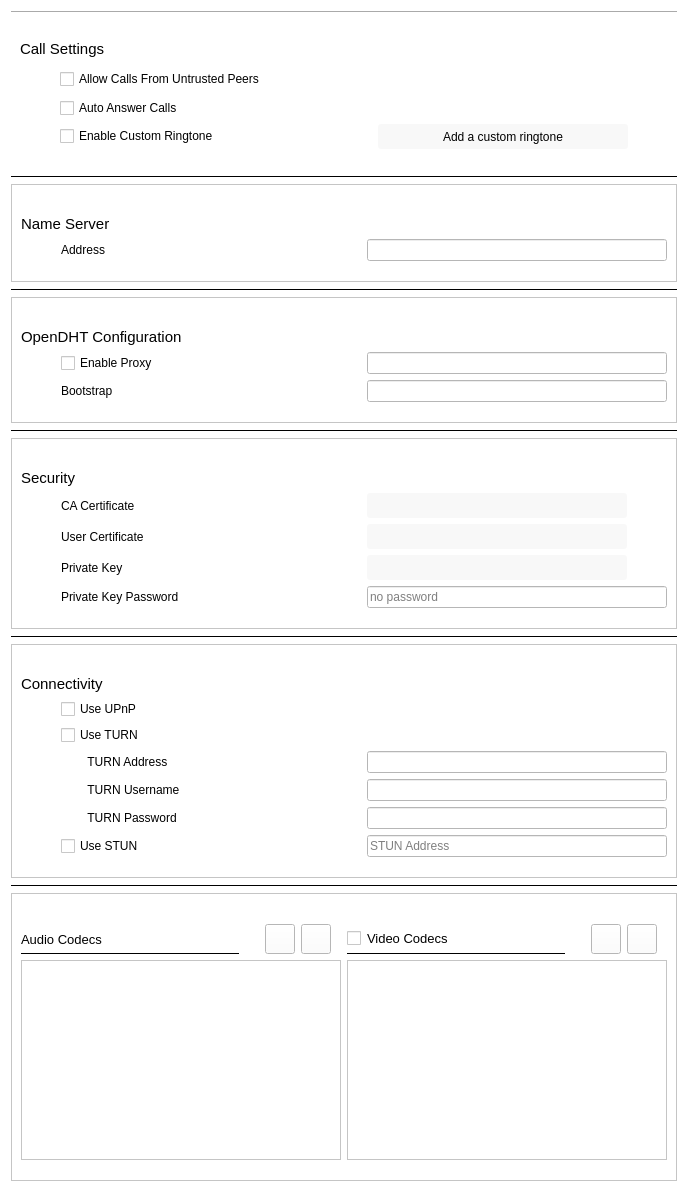
Above: advancedsettingswidget.ui from savoirfairelinux/jami-client-windows before the change. Below: the same form after it.
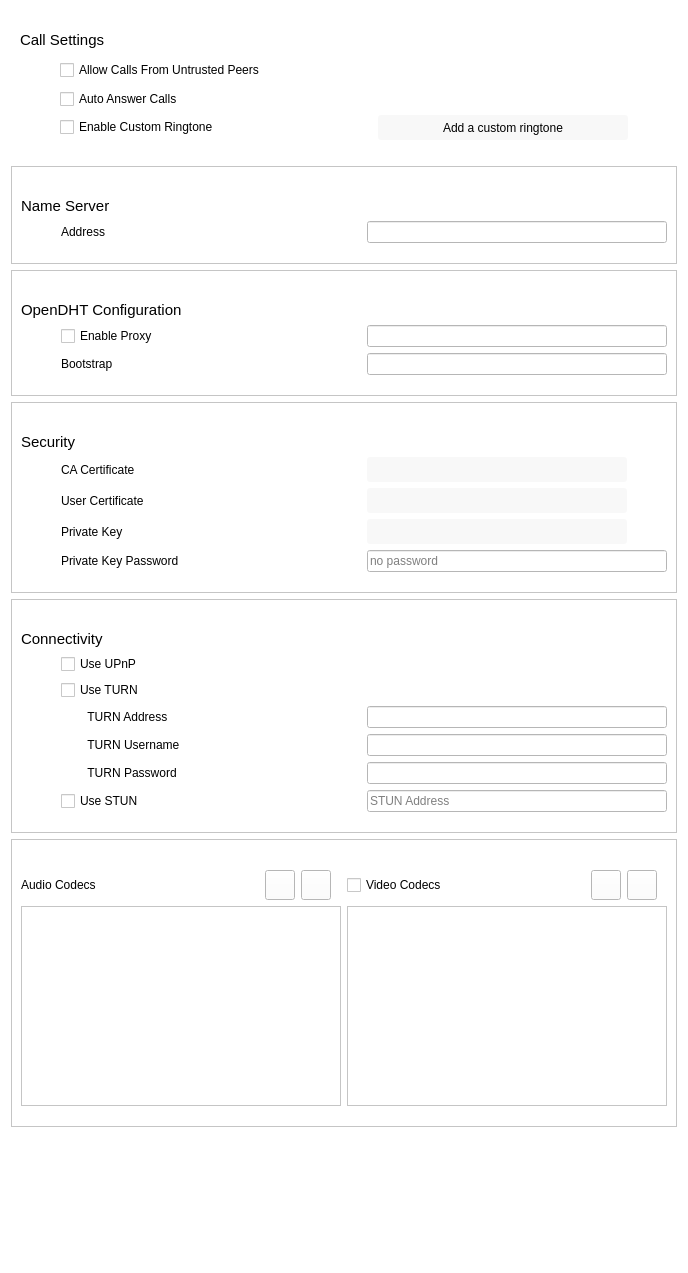
That is the form after the change. Icons and pictures are not drawn.

```diff
--- a/advancedsettingswidget.ui
+++ b/advancedsettingswidget.ui
@@ -7,7 +7,7 @@
     <x>0</x>
     <y>0</y>
     <width>688</width>
-    <height>1197</height>
+    <height>1273</height>
    </rect>
   </property>
   <property name="windowTitle">
@@ -17,13 +17,6 @@
    <string notr="true">background: white;</string>
   </property>
   <layout class="QVBoxLayout" name="verticalLayout">
-   <item>
-    <widget class="Line" name="line">
-     <property name="orientation">
-      <enum>Qt::Horizontal</enum>
-     </property>
-    </widget>
-   </item>
    <item>
     <widget class="QFrame" name="CallSettings">
      <property name="styleSheet">
@@ -63,6 +56,11 @@
           </property>
           <item>
            <widget class="QCheckBox" name="checkBoxUntrusted">
+            <property name="font">
+             <font>
+              <pointsize>9</pointsize>
+             </font>
+            </property>
             <property name="text">
              <string>Allow Calls From Untrusted Peers</string>
             </property>
@@ -72,6 +70,11 @@
         </item>
         <item>
          <widget class="QCheckBox" name="checkBoxAutoAnswer">
+          <property name="font">
+           <font>
+            <pointsize>9</pointsize>
+           </font>
+          </property>
           <property name="text">
            <string>Auto Answer Calls</string>
           </property>
@@ -87,6 +90,11 @@
               <verstretch>0</verstretch>
              </sizepolicy>
             </property>
+            <property name="font">
+             <font>
+              <pointsize>9</pointsize>
+             </font>
+            </property>
             <property name="text">
              <string>Enable Custom Ringtone</string>
             </property>
@@ -100,6 +108,11 @@
               <height>25</height>
              </size>
             </property>
+            <property name="font">
+             <font>
+              <pointsize>9</pointsize>
+             </font>
+            </property>
             <property name="styleSheet">
              <string notr="true">background: rgb(248, 248, 248); border-radius: 3px;</string>
             </property>
@@ -135,19 +148,6 @@
      </layout>
     </widget>
    </item>
-   <item>
-    <widget class="Line" name="line_2">
-     <property name="frameShadow">
-      <enum>QFrame::Plain</enum>
-     </property>
-     <property name="lineWidth">
-      <number>1</number>
-     </property>
-     <property name="orientation">
-      <enum>Qt::Horizontal</enum>
-     </property>
-    </widget>
-   </item>
    <item>
     <widget class="QFrame" name="NameServer">
      <property name="frameShape">
@@ -188,6 +188,11 @@
             <height>0</height>
            </size>
           </property>
+          <property name="font">
+           <font>
+            <pointsize>9</pointsize>
+           </font>
+          </property>
           <property name="frameShape">
            <enum>QFrame::NoFrame</enum>
           </property>
@@ -223,6 +228,11 @@
             <height>0</height>
            </size>
           </property>
+          <property name="font">
+           <font>
+            <pointsize>9</pointsize>
+           </font>
+          </property>
           <property name="styleSheet">
            <string notr="true">border-bottom: 1px solid black;</string>
           </property>
@@ -233,16 +243,6 @@
      </layout>
     </widget>
    </item>
-   <item>
-    <widget class="Line" name="line_3">
-     <property name="frameShadow">
-      <enum>QFrame::Plain</enum>
-     </property>
-     <property name="orientation">
-      <enum>Qt::Horizontal</enum>
-     </property>
-    </widget>
-   </item>
    <item>
     <widget class="QFrame" name="OpenDHTConfiguration">
      <property name="frameShape">
@@ -288,6 +288,11 @@
               <height>0</height>
              </size>
             </property>
+            <property name="font">
+             <font>
+              <pointsize>9</pointsize>
+             </font>
+            </property>
             <property name="text">
              <string>Enable Proxy</string>
             </property>
@@ -320,6 +325,11 @@
               <height>0</height>
              </size>
             </property>
+            <property name="font">
+             <font>
+              <pointsize>9</pointsize>
+             </font>
+            </property>
             <property name="styleSheet">
              <string notr="true">border-bottom: 1px solid black;</string>
             </property>
@@ -339,6 +349,11 @@
         </property>
         <item>
          <widget class="QLabel" name="labelBootstrap">
+          <property name="font">
+           <font>
+            <pointsize>9</pointsize>
+           </font>
+          </property>
           <property name="text">
            <string>Bootstrap</string>
           </property>
@@ -371,6 +386,11 @@
             <height>0</height>
            </size>
           </property>
+          <property name="font">
+           <font>
+            <pointsize>9</pointsize>
+           </font>
+          </property>
           <property name="styleSheet">
            <string notr="true">border-bottom: 1px solid black;</string>
           </property>
@@ -381,16 +401,6 @@
      </layout>
     </widget>
    </item>
-   <item>
-    <widget class="Line" name="line_4">
-     <property name="frameShadow">
-      <enum>QFrame::Plain</enum>
-     </property>
-     <property name="orientation">
-      <enum>Qt::Horizontal</enum>
-     </property>
-    </widget>
-   </item>
    <item>
     <widget class="QFrame" name="Security">
      <property name="frameShape">
@@ -425,6 +435,11 @@
         </property>
         <item row="3" column="0">
          <widget class="QLabel" name="label_21">
+          <property name="font">
+           <font>
+            <pointsize>9</pointsize>
+           </font>
+          </property>
           <property name="text">
            <string>Private Key Password</string>
           </property>
@@ -432,6 +447,11 @@
         </item>
         <item row="1" column="0">
          <widget class="QLabel" name="label_19">
+          <property name="font">
+           <font>
+            <pointsize>9</pointsize>
+           </font>
+          </property>
           <property name="text">
            <string>User Certificate</string>
           </property>
@@ -451,6 +471,11 @@
             <height>0</height>
            </size>
           </property>
+          <property name="font">
+           <font>
+            <pointsize>9</pointsize>
+           </font>
+          </property>
           <property name="styleSheet">
            <string notr="true">border-bottom: 1px solid black;</string>
           </property>
@@ -461,6 +486,11 @@
         </item>
         <item row="2" column="0">
          <widget class="QLabel" name="label_20">
+          <property name="font">
+           <font>
+            <pointsize>9</pointsize>
+           </font>
+          </property>
           <property name="text">
            <string>Private Key</string>
           </property>
@@ -468,6 +498,11 @@
         </item>
         <item row="0" column="0">
          <widget class="QLabel" name="label_18">
+          <property name="font">
+           <font>
+            <pointsize>9</pointsize>
+           </font>
+          </property>
           <property name="text">
            <string>CA Certificate</string>
           </property>
@@ -489,6 +524,11 @@
               <height>25</height>
              </size>
             </property>
+            <property name="font">
+             <font>
+              <pointsize>9</pointsize>
+             </font>
+            </property>
             <property name="layoutDirection">
              <enum>Qt::LeftToRight</enum>
             </property>
@@ -532,6 +572,11 @@
               <height>25</height>
              </size>
             </property>
+            <property name="font">
+             <font>
+              <pointsize>9</pointsize>
+             </font>
+            </property>
             <property name="layoutDirection">
              <enum>Qt::LeftToRight</enum>
             </property>
@@ -575,6 +620,11 @@
               <height>25</height>
              </size>
             </property>
+            <property name="font">
+             <font>
+              <pointsize>9</pointsize>
+             </font>
+            </property>
             <property name="layoutDirection">
              <enum>Qt::LeftToRight</enum>
             </property>
@@ -613,16 +663,6 @@
      </layout>
     </widget>
    </item>
-   <item>
-    <widget class="Line" name="line_5">
-     <property name="frameShadow">
-      <enum>QFrame::Plain</enum>
-     </property>
-     <property name="orientation">
-      <enum>Qt::Horizontal</enum>
-     </property>
-    </widget>
-   </item>
    <item>
     <widget class="QFrame" name="Connectivity">
      <property name="frameShape">
@@ -657,6 +697,11 @@
         </property>
         <item row="3" column="2">
          <widget class="QLineEdit" name="lineEditTurnUsername">
+          <property name="font">
+           <font>
+            <pointsize>9</pointsize>
+           </font>
+          </property>
           <property name="styleSheet">
            <string notr="true">border-bottom: 1px solid black;</string>
           </property>
@@ -680,6 +725,11 @@
         </item>
         <item row="2" column="0">
          <widget class="QLabel" name="label_13">
+          <property name="font">
+           <font>
+            <pointsize>9</pointsize>
+           </font>
+          </property>
           <property name="text">
            <string>        TURN Address</string>
           </property>
@@ -699,6 +749,11 @@
             <height>0</height>
            </size>
           </property>
+          <property name="font">
+           <font>
+            <pointsize>9</pointsize>
+           </font>
+          </property>
           <property name="autoFillBackground">
            <bool>false</bool>
           </property>
@@ -709,6 +764,11 @@
         </item>
         <item row="5" column="0">
          <widget class="QCheckBox" name="checkBoxSTUNEnable">
+          <property name="font">
+           <font>
+            <pointsize>9</pointsize>
+           </font>
+          </property>
           <property name="text">
            <string>Use STUN</string>
           </property>
@@ -716,6 +776,11 @@
         </item>
         <item row="4" column="2">
          <widget class="QLineEdit" name="lineEditTurnPsswd">
+          <property name="font">
+           <font>
+            <pointsize>9</pointsize>
+           </font>
+          </property>
           <property name="styleSheet">
            <string notr="true">border-bottom: 1px solid black;</string>
           </property>
@@ -723,6 +788,11 @@
         </item>
         <item row="5" column="2">
          <widget class="QLineEdit" name="lineEditSTUNAddress">
+          <property name="font">
+           <font>
+            <pointsize>9</pointsize>
+           </font>
+          </property>
           <property name="styleSheet">
            <string notr="true">border-bottom: 1px solid black;</string>
           </property>
@@ -733,6 +803,11 @@
         </item>
         <item row="3" column="0">
          <widget class="QLabel" name="label_14">
+          <property name="font">
+           <font>
+            <pointsize>9</pointsize>
+           </font>
+          </property>
           <property name="text">
            <string>        TURN Username</string>
           </property>
@@ -740,6 +815,11 @@
         </item>
         <item row="4" column="0">
          <widget class="QLabel" name="label_12">
+          <property name="font">
+           <font>
+            <pointsize>9</pointsize>
+           </font>
+          </property>
           <property name="text">
            <string>        TURN Password</string>
           </property>
@@ -747,6 +827,11 @@
         </item>
         <item row="0" column="0">
          <widget class="QCheckBox" name="checkBoxUPnP">
+          <property name="font">
+           <font>
+            <pointsize>9</pointsize>
+           </font>
+          </property>
           <property name="text">
            <string>Use UPnP</string>
           </property>
@@ -754,6 +839,11 @@
         </item>
         <item row="1" column="0">
          <widget class="QCheckBox" name="checkBoxTurnEnable">
+          <property name="font">
+           <font>
+            <pointsize>9</pointsize>
+           </font>
+          </property>
           <property name="text">
            <string>Use TURN</string>
           </property>
@@ -764,16 +854,6 @@
      </layout>
     </widget>
    </item>
-   <item>
-    <widget class="Line" name="line_6">
-     <property name="frameShadow">
-      <enum>QFrame::Plain</enum>
-     </property>
-     <property name="orientation">
-      <enum>Qt::Horizontal</enum>
-     </property>
-    </widget>
-   </item>
    <item>
     <widget class="QFrame" name="frame_5">
      <property name="frameShape">
@@ -809,11 +889,11 @@
             </property>
             <property name="font">
              <font>
-              <pointsize>10</pointsize>
+              <pointsize>9</pointsize>
              </font>
             </property>
             <property name="styleSheet">
-             <string notr="true">border-bottom: 1px solid black;</string>
+             <string notr="true"/>
             </property>
             <property name="text">
              <string>Audio Codecs</string>
@@ -850,6 +930,11 @@
               <height>30</height>
              </size>
             </property>
+            <property name="font">
+             <font>
+              <pointsize>9</pointsize>
+             </font>
+            </property>
             <property name="text">
              <string/>
             </property>
@@ -879,6 +964,11 @@
               <height>30</height>
              </size>
             </property>
+            <property name="font">
+             <font>
+              <pointsize>9</pointsize>
+             </font>
+            </property>
             <property name="text">
              <string/>
             </property>
@@ -944,11 +1034,11 @@
             </property>
             <property name="font">
              <font>
-              <pointsize>10</pointsize>
+              <pointsize>9</pointsize>
              </font>
             </property>
             <property name="styleSheet">
-             <string notr="true">border-bottom: 1px solid black;</string>
+             <string notr="true"/>
             </property>
             <property name="text">
              <string>Video Codecs</string>
@@ -985,6 +1075,11 @@
               <height>30</height>
              </size>
             </property>
+            <property name="font">
+             <font>
+              <pointsize>9</pointsize>
+             </font>
+            </property>
             <property name="text">
              <string/>
             </property>
@@ -1014,6 +1109,11 @@
               <height>30</height>
              </size>
             </property>
+            <property name="font">
+             <font>
+              <pointsize>9</pointsize>
+             </font>
+            </property>
             <property name="text">
              <string/>
             </property>
```
